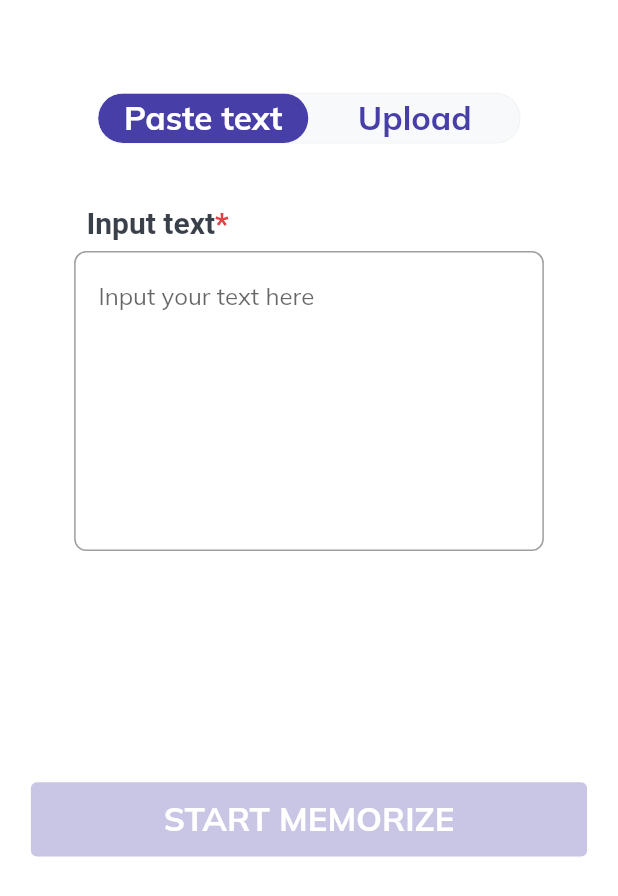
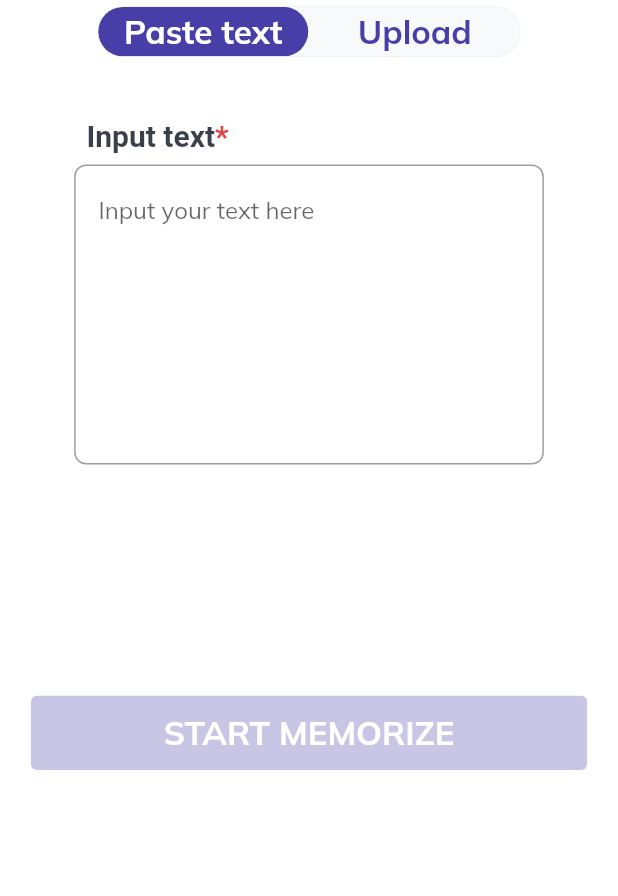
Before and after one commit to InnoSWP/InnoMemorizerApp, a Flutter app: the screen it shows after launch, on a phone screen of 412 x 824 dp. Shown: the top 896 px of the screen. Run offline on Flutter 3.47's test engine with Material 2 defaults, Android fonts, the phone set to English and light mode, and no system bars; drawn by our look-alikes of toggle_switch; our stand-ins replace dio, dotted_border, file_picker, google_fonts; missing offline and left inert: alan_voice, pdf_text.

Commit message:
fixed progressbar animation in text screen

```diff
--- a/lib/main.dart
+++ b/lib/main.dart
@@ -313,7 +313,7 @@ class _MyHomePageState extends State<MyHomePage> with TickerProviderStateMixin {
           Padding(
             padding: EdgeInsets.fromLTRB(
               0,
-              MediaQuery.of(context).size.width * 0.15,
+              MediaQuery.of(context).size.width * 0.01,
               0,
               MediaQuery.of(context).size.width * 0.1,
             ),
--- a/lib/widgets/paste_text.dart
+++ b/lib/widgets/paste_text.dart
@@ -5,7 +5,6 @@ import '/../utils/sentences_parser.dart';
 import '/../common/theme.dart';
 
 Widget getPasteTextScreen(context, textController, animationController) {
-  int animValue = (animationController.value * 100).round();
   return SingleChildScrollView(
     child: Column(
       children: <Widget>[
@@ -102,7 +101,8 @@ Widget getPasteTextScreen(context, textController, animationController) {
                       ),
                     ),
                   ),
-                  Text("$animValue% completed",
+                  Text(
+                      "${(animationController.value * 100).round()}% completed",
                       style: TextStyle(
                         fontSize: 20,
                         fontWeight: FontWeight.w500,
@@ -119,8 +119,14 @@ Widget getPasteTextScreen(context, textController, animationController) {
             child: ElevatedButton(
                 onPressed: textController.text.isNotEmpty
                     ? () {
+                        animationController.forward();
                         fetchSentences(textController.text).then((sentences) {
-                          animationController.forward().whenComplete(() {
+                          while (animationController.status !=
+                              AnimationStatus.completed) {
+                            animationController.value += 0.01;
+                            Future.delayed(const Duration(milliseconds: 300));
+                          }
+                          animationController.reset();
                           Navigator.push(
                             context,
                             MaterialPageRoute(
@@ -128,7 +134,6 @@ Widget getPasteTextScreen(context, textController, animationController) {
                                   title: 'Memorize', sentences: sentences),
                             ),
                           );
-                          });
                         });
                       }
                     : null,
```
Lines whose indentation alone changed are shown as unchanged.
